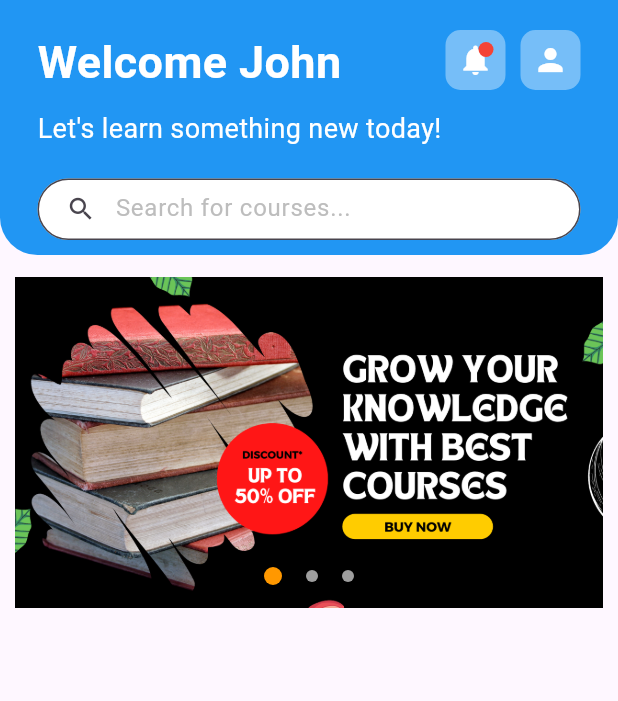
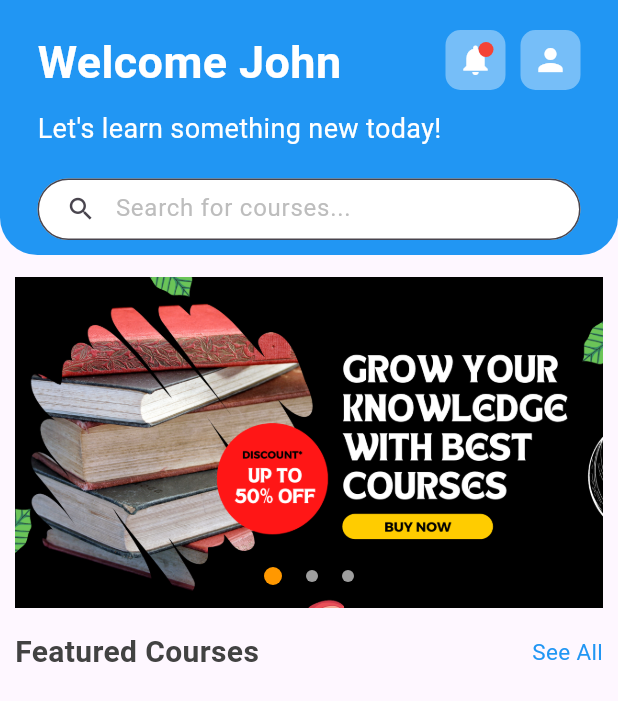
Before and after one commit to adogbeji/FlutterElearningAppPrototype, a Flutter app: the CourseHomeScreen screen opened by its route, on a phone screen of 412 x 824 dp. Shown: the top 701 px of the screen. Run offline on Flutter 3.47's test engine with Material 3 defaults, Android fonts, the phone set to English and light mode, and no system bars.

Commit message:
Start building FeaturedCourses widget & import --> course home screen

```diff
--- a/lib/views/home/course_home_screen.dart
+++ b/lib/views/home/course_home_screen.dart
@@ -3,6 +3,7 @@ import 'package:flutter/material.dart';
 import 'package:elearning_app_prototype/views/home/widgets/course_header.dart';
 import 'package:elearning_app_prototype/views/home/widgets/course_search.dart';
 import 'package:elearning_app_prototype/views/home/widgets/offers.dart';
+import 'package:elearning_app_prototype/views/home/widgets/featured_courses.dart';
 
 class CourseHomeScreen extends StatelessWidget {
   const CourseHomeScreen({super.key});
@@ -41,6 +42,7 @@ class CourseHomeScreen extends StatelessWidget {
               child: Column(
                 children: [
                   Offers(),
+                  FeaturedCourses(),
                 ],
               ),
             ),
--- a/lib/views/home/widgets/featured_courses.dart
+++ b/lib/views/home/widgets/featured_courses.dart
@@ -5,10 +5,31 @@ class FeaturedCourses extends StatelessWidget {
 
   @override
   Widget build(BuildContext context) {
-    return const Scaffold(
-      body: Center(
-        child: Text('Featured Courses'),
-      ),
+    return Column(
+      children: [
+        Row(
+          mainAxisAlignment: MainAxisAlignment.spaceBetween,
+          children: [
+            Text(
+              'Featured Courses',
+              style: TextStyle(
+                fontSize: 20,
+                fontWeight: FontWeight.bold,
+                color: Colors.grey.shade800,
+              ),
+            ),
+            const InkWell(
+              child: Text(
+                'See All',
+                style: TextStyle(
+                  fontSize: 15,
+                  color: Colors.blue,
+                ),
+              ),
+            ),
+          ],
+        ),
+      ],
     );
   }
 }
```
